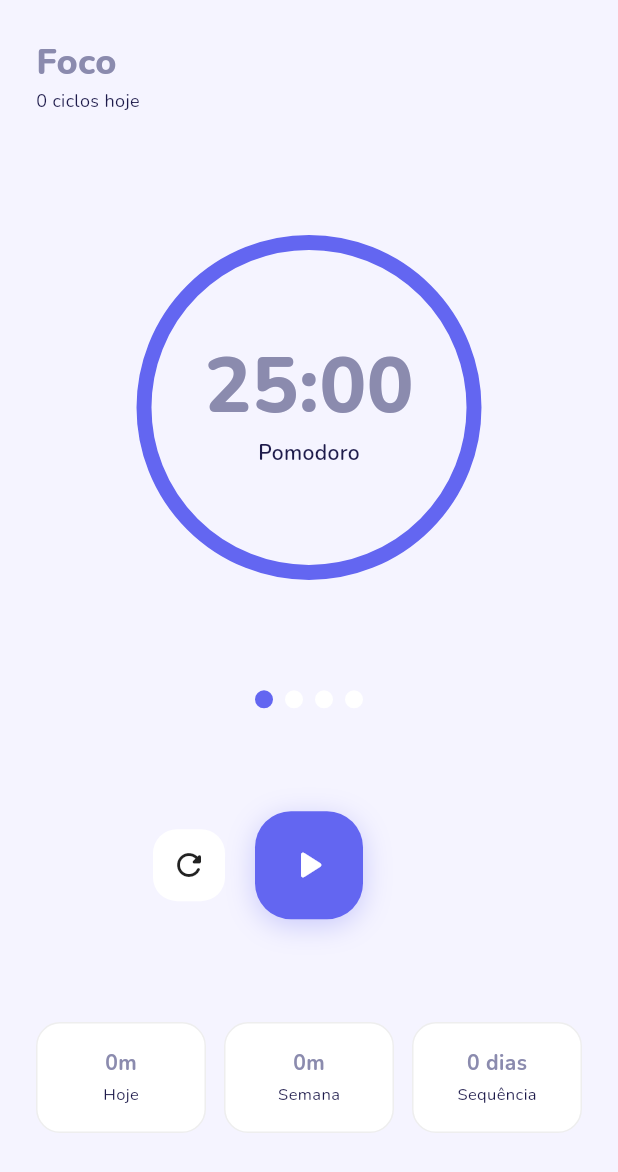
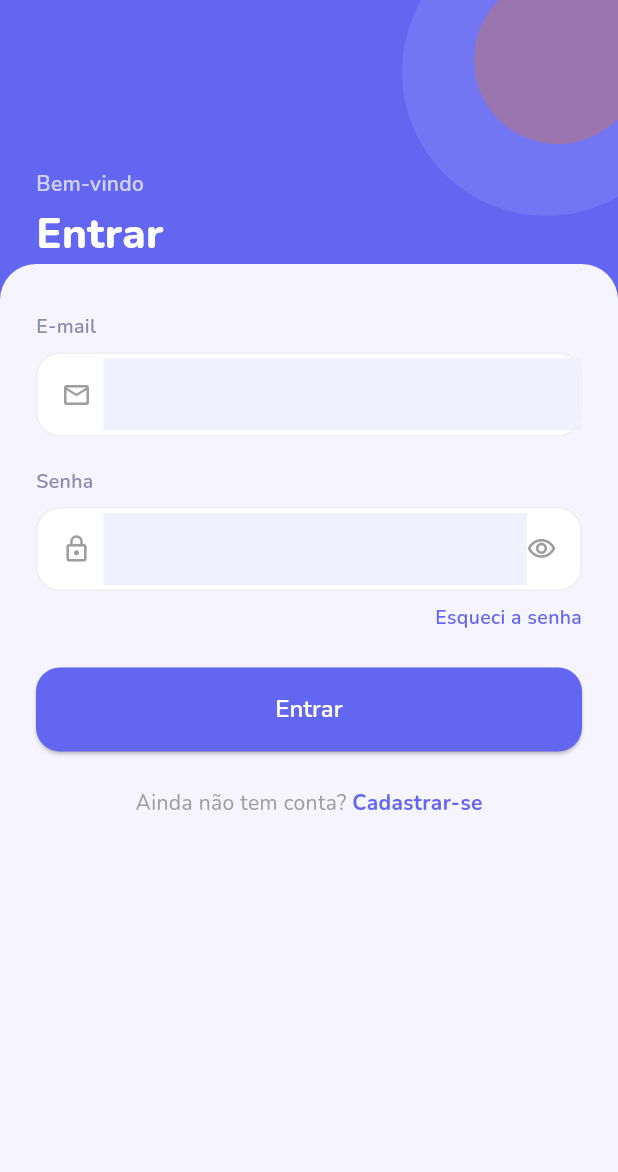
Before and after one commit to lupetenazzi/estudos_app, a Flutter app: the screen it shows after launch, on a phone screen of 412 x 824 dp. Shown: the top 1172 px of the screen. Run offline on Flutter 3.47's test engine with Material 3 defaults, Android fonts, the phone set to English and light mode, and no system bars; our stand-ins replace drift, drift_flutter, flutter_local_notifications, flutter_riverpod, freezed_annotation, google_fonts and 1 more; accounts and stored records are empty; generated files the repository leaves out were written again.

Commit message:
feat: tela de login e cadastro

```diff
--- a/lib/main.dart
+++ b/lib/main.dart
@@ -3,6 +3,7 @@ import 'package:supabase_flutter/supabase_flutter.dart';
 import 'package:flutter_riverpod/flutter_riverpod.dart';
 import 'package:estudos_app/presentation/tasks/tasks_page.dart';
 import 'package:estudos_app/presentation/timer/focus_timer_page.dart';
+import 'package:estudos_app/presentation/auth/login_page.dart';
 import 'services/notification_service.dart';
 import 'theme/app_theme.dart';
 
@@ -13,14 +14,6 @@ Future<void> main() async {
     url: 'https://kuoehveyypvycbrqqnyp.supabase.co',
     anonKey: 'eyJhbGciOiJIUzI1NiIsInR5cCI6IkpXVCJ9.eyJpc3MiOiJzdXBhYmFzZSIsInJlZiI6Imt1b2VodmV5eXB2eWNicnFxbnlwIiwicm9sZSI6ImFub24iLCJpYXQiOjE3ODA5OTg2MDUsImV4cCI6MjA5NjU3NDYwNX0.qavFn4xmsKb5AE1YDmFt4R7-SydtGyRco9kno7-LkIo',
   );
-
-  final auth = Supabase.instance.client.auth;
-  if (auth.currentUser == null) {
-    await auth.signInWithPassword(
-      email: 'user@example.com',
-      password: 'suasenha',
-    );
-  }
 
   await NotificationService.initialize();
 
@@ -38,7 +31,9 @@ class MyApp extends StatelessWidget {
     return MaterialApp(
       title: 'Estudos App',
       theme: AppTheme.lightTheme,
-      home: const FocusTimerPage(),
+      home: Supabase.instance.client.auth.currentSession != null
+            ? const TasksPage()
+            : const LoginPage(),
     );
   }
 }
--- /dev/null
+++ b/lib/presentation/auth/login_page.dart
@@ -0,0 +1,359 @@
+import 'package:flutter/material.dart';
+import 'package:supabase_flutter/supabase_flutter.dart';
+import 'package:estudos_app/presentation/tasks/tasks_page.dart';
+
+class LoginPage extends StatefulWidget {
+  const LoginPage({super.key});
+
+  @override
+  State<LoginPage> createState() => _LoginPageState();
+}
+
+class _LoginPageState extends State<LoginPage> {
+  final _emailController = TextEditingController();
+  final _passwordController = TextEditingController();
+  final _nameController = TextEditingController();
+  bool _isLoading = false;
+  bool _isSignup = false;
+  bool _showPassword = false;
+  String? _errorMessage;
+
+  @override
+  void dispose() {
+    _emailController.dispose();
+    _passwordController.dispose();
+    _nameController.dispose();
+    super.dispose();
+  }
+
+  Future<void> _submit() async {
+    setState(() {
+      _isLoading = true;
+      _errorMessage = null;
+    });
+
+    try {
+      if (_isSignup) {
+        await Supabase.instance.client.auth.signUp(
+          email: _emailController.text.trim(),
+          password: _passwordController.text,
+          data: {'name': _nameController.text.trim()},
+        );
+      } else {
+        await Supabase.instance.client.auth.signInWithPassword(
+          email: _emailController.text.trim(),
+          password: _passwordController.text,
+        );
+      }
+
+      if (mounted) {
+        Navigator.pushReplacement(
+          context,
+          MaterialPageRoute(builder: (_) => const TasksPage()),
+        );
+      }
+
+    } on AuthException catch (e) {
+      setState(() => _errorMessage = e.message);
+    } catch (e) {
+      setState(() => _errorMessage = 'Erro inesperado. Tente novamente.');
+    } finally {
+      setState(() => _isLoading = false);
+    }
+  }
+
+  @override
+  Widget build(BuildContext context) {
+    return Scaffold(
+      body: Column(
+        children: [
+          // Header roxo
+          Container(
+            width: double.infinity,
+            height: 200,
+            color: Theme.of(context).colorScheme.primary,
+            child: Stack(
+              children: [
+                Positioned(
+                  top: -48,
+                  right: -48,
+                  child: Container(
+                    width: 192,
+                    height: 192,
+                    decoration: BoxDecoration(
+                      shape: BoxShape.circle,
+                      color: Colors.white.withOpacity(0.1),
+                    ),
+                  ),
+                ),
+                Positioned(
+                  top: -16,
+                  right: -16,
+                  child: Container(
+                    width: 112,
+                    height: 112,
+                    decoration: BoxDecoration(
+                      shape: BoxShape.circle,
+                      color: Theme.of(context)
+                          .colorScheme
+                          .secondary
+                          .withOpacity(0.3),
+                    ),
+                  ),
+                ),
+                Padding(
+                  padding: const EdgeInsets.fromLTRB(24, 60, 24, 24),
+                  child: Column(
+                    crossAxisAlignment: CrossAxisAlignment.start,
+                    mainAxisAlignment: MainAxisAlignment.end,
+                    children: [
+                      Text(
+                        'Bem-vindo',
+                        style: TextStyle(
+                          color: Colors.white.withOpacity(0.7),
+                          fontSize: 14,
+                          fontWeight: FontWeight.w600,
+                        ),
+                      ),
+                      const SizedBox(height: 4),
+                      Text(
+                        _isSignup ? 'Criar conta' : 'Entrar',
+                        style: const TextStyle(
+                          color: Colors.white,
+                          fontSize: 28,
+                          fontWeight: FontWeight.w800,
+                        ),
+                      ),
+                    ],
+                  ),
+                ),
+              ],
+            ),
+          ),
+
+          // Formulário
+          Expanded(
+            child: Container(
+              decoration: BoxDecoration(
+                color: Theme.of(context).colorScheme.background,
+                borderRadius: const BorderRadius.vertical(
+                  top: Radius.circular(24),
+                ),
+              ),
+              transform: Matrix4.translationValues(0, -24, 0),
+              child: SingleChildScrollView(
+                padding: const EdgeInsets.fromLTRB(24, 32, 24, 24),
+                child: Column(
+                  crossAxisAlignment: CrossAxisAlignment.stretch,
+                  children: [
+                    // Campo nome (só no cadastro)
+                    if (_isSignup) ...[
+                      _FieldLabel(label: 'Nome completo'),
+                      _InputField(
+                        controller: _nameController,
+                        hint: '',
+                        prefix: const Text('Aa',
+                            style: TextStyle(
+                                fontWeight: FontWeight.w600,
+                                color: Colors.grey)),
+                      ),
+                      const SizedBox(height: 20),
+                    ],
+
+                    // Campo email
+                    _FieldLabel(label: 'E-mail'),
+                    _InputField(
+                      controller: _emailController,
+                      hint: '',
+                      keyboardType: TextInputType.emailAddress,
+                      prefix: const Icon(Icons.mail_outline,
+                          size: 20, color: Colors.grey),
+                    ),
+                    const SizedBox(height: 20),
+
+                    // Campo senha
+                    _FieldLabel(label: 'Senha'),
+                    _InputField(
+                      controller: _passwordController,
+                      hint: '',
+                      obscure: !_showPassword,
+                      prefix: const Icon(Icons.lock_outline,
+                          size: 20, color: Colors.grey),
+                      suffix: GestureDetector(
+                        onTap: () =>
+                            setState(() => _showPassword = !_showPassword),
+                        child: Icon(
+                          _showPassword
+                              ? Icons.visibility_off_outlined
+                              : Icons.visibility_outlined,
+                          size: 20,
+                          color: Colors.grey,
+                        ),
+                      ),
+                    ),
+
+                    if (!_isSignup) ...[
+                      const SizedBox(height: 8),
+                      Align(
+                        alignment: Alignment.centerRight,
+                        child: Text(
+                          'Esqueci a senha',
+                          style: TextStyle(
+                            color: Theme.of(context).colorScheme.primary,
+                            fontWeight: FontWeight.w600,
+                            fontSize: 13,
+                          ),
+                        ),
+                      ),
+                    ],
+
+                    // Erro
+                    if (_errorMessage != null) ...[
+                      const SizedBox(height: 12),
+                      Container(
+                        padding: const EdgeInsets.all(12),
+                        decoration: BoxDecoration(
+                          color: Theme.of(context)
+                              .colorScheme
+                              .error
+                              .withOpacity(0.1),
+                          borderRadius: BorderRadius.circular(12),
+                        ),
+                        child: Text(
+                          _errorMessage!,
+                          style: TextStyle(
+                            color: Theme.of(context).colorScheme.error,
+                            fontSize: 13,
+                          ),
+                        ),
+                      ),
+                    ],
+
+                    const SizedBox(height: 24),
+
+                    // Botão principal
+                    SizedBox(
+                      height: 56,
+                      child: ElevatedButton(
+                        onPressed: _isLoading ? null : _submit,
+                        child: _isLoading
+                            ? const SizedBox(
+                                width: 20,
+                                height: 20,
+                                child: CircularProgressIndicator(
+                                  color: Colors.white,
+                                  strokeWidth: 2,
+                                ),
+                              )
+                            : Text(_isSignup ? 'Criar conta' : 'Entrar'),
+                      ),
+                    ),
+
+                    const SizedBox(height: 24),
+
+                    // Alternar login/cadastro
+                    Row(
+                      mainAxisAlignment: MainAxisAlignment.center,
+                      children: [
+                        Text(
+                          _isSignup
+                              ? 'Já tem uma conta? '
+                              : 'Ainda não tem conta? ',
+                          style: const TextStyle(color: Colors.grey),
+                        ),
+                        GestureDetector(
+                          onTap: () =>
+                              setState(() => _isSignup = !_isSignup),
+                          child: Text(
+                            _isSignup ? 'Entrar' : 'Cadastrar-se',
+                            style: TextStyle(
+                              color: Theme.of(context).colorScheme.primary,
+                              fontWeight: FontWeight.w700,
+                            ),
+                          ),
+                        ),
+                      ],
+                    ),
+                  ],
+                ),
+              ),
+            ),
+          ),
+        ],
+      ),
+    );
+  }
+}
+
+class _FieldLabel extends StatelessWidget {
+  final String label;
+  const _FieldLabel({required this.label});
+
+  @override
+  Widget build(BuildContext context) {
+    return Padding(
+      padding: const EdgeInsets.only(bottom: 8),
+      child: Text(
+        label,
+        style: const TextStyle(fontSize: 13, fontWeight: FontWeight.w600),
+      ),
+    );
+  }
+}
+
+class _InputField extends StatelessWidget {
+  final TextEditingController controller;
+  final String hint;
+  final bool obscure;
+  final TextInputType? keyboardType;
+  final Widget? prefix;
+  final Widget? suffix;
+
+  const _InputField({
+    required this.controller,
+    required this.hint,
+    this.obscure = false,
+    this.keyboardType,
+    this.prefix,
+    this.suffix,
+  });
+
+  @override
+  Widget build(BuildContext context) {
+    return Container(
+      height: 56,
+      decoration: BoxDecoration(
+        color: Theme.of(context).colorScheme.surface,
+        borderRadius: BorderRadius.circular(16),
+        border: Border.all(color: Colors.grey.shade200),
+      ),
+      child: Row(
+        children: [
+          if (prefix != null)
+            Padding(
+              padding: const EdgeInsets.only(left: 16, right: 8),
+              child: prefix!,
+            ),
+          Expanded(
+            child: TextField(
+              controller: controller,
+              obscureText: obscure,
+              keyboardType: keyboardType,
+              decoration: InputDecoration(
+                hintText: hint,
+                border: InputBorder.none,
+                enabledBorder: InputBorder.none,
+                focusedBorder: InputBorder.none,
+              ),
+            ),
+          ),
+          if (suffix != null)
+            Padding(
+              padding: const EdgeInsets.only(right: 16),
+              child: suffix!,
+            ),
+        ],
+      ),
+    );
+  }
+}
```
